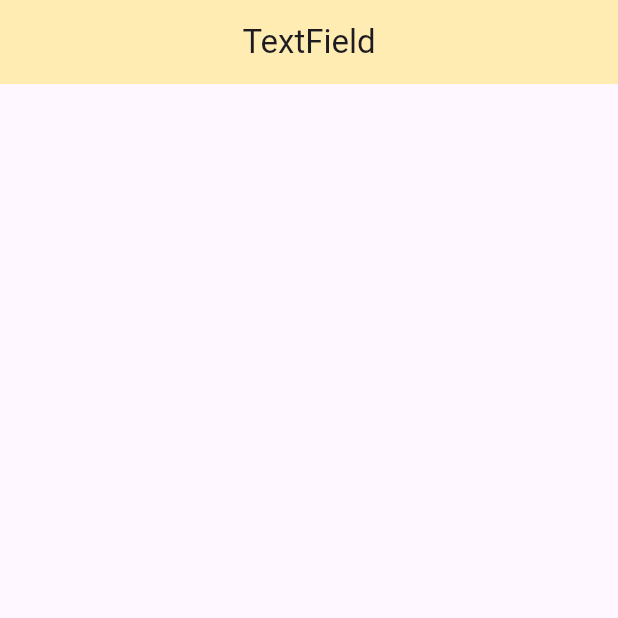
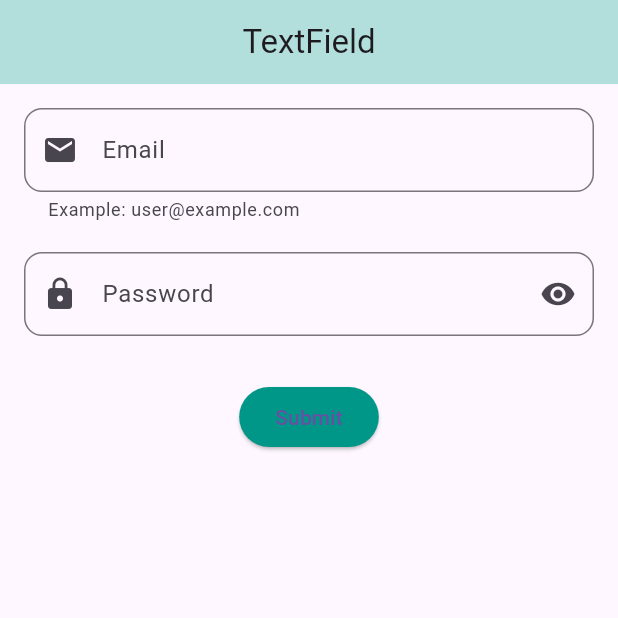
Before and after one commit to MuhammadAmirKhan-57/textfiled_example, a Flutter app: the screen it shows after launch, on a phone screen of 412 x 824 dp, the top half of it. Run offline on Flutter 3.47's test engine with Material 3 defaults, Android fonts, the phone set to English and light mode, and no system bars.

Commit message:
Textfield done

```diff
--- a/lib/textfield/textfield_example.dart
+++ b/lib/textfield/textfield_example.dart
@@ -1,7 +1,17 @@
 import 'package:flutter/material.dart';
 
-class TextFieldScreen extends StatelessWidget {
+class TextFieldScreen extends StatefulWidget {
   const TextFieldScreen({super.key});
+
+  @override
+  State<TextFieldScreen> createState() => _TextFieldScreenState();
+}
+
+class _TextFieldScreenState extends State<TextFieldScreen> {
+  final TextEditingController _emailController = TextEditingController();
+  final TextEditingController _passwordController = TextEditingController();
+
+  bool _obscurePassword = true;
 
   @override
   Widget build(BuildContext context) {
@@ -9,7 +19,65 @@ class TextFieldScreen extends StatelessWidget {
       appBar: AppBar(
         centerTitle: true,
         title: Text('TextField'),
-        backgroundColor: Colors.amber.shade100,
+        backgroundColor: Colors.teal.shade100,
+      ),
+      body: Padding(
+        padding: const EdgeInsets.all(16.0),
+        child: Column(
+          children: [
+            TextField(
+              controller: _emailController,
+              keyboardType: TextInputType.emailAddress,
+              decoration: InputDecoration(
+                labelText: "Email",
+                hintText: "Enter your email",
+                helperText: "Example: user@example.com",
+                prefixIcon: const Icon(Icons.email),
+                border: OutlineInputBorder(
+                  borderRadius: BorderRadius.circular(12),
+                ),
+              ),
+              onChanged: (value) {
+                debugPrint("Email: $value");
+              },
+            ),
+            const SizedBox(height: 20),
+            TextField(
+              controller: _passwordController,
+              obscureText: _obscurePassword,
+              decoration: InputDecoration(
+                labelText: "Password",
+                hintText: "Enter your password",
+                prefixIcon: const Icon(Icons.lock),
+                suffixIcon: IconButton(
+                  icon: Icon(
+                    _obscurePassword ? Icons.visibility : Icons.visibility_off,
+                  ),
+                  onPressed: () {
+                    setState(() {
+                      _obscurePassword = !_obscurePassword;
+                    });
+                  },
+                ),
+                border: OutlineInputBorder(
+                  borderRadius: BorderRadius.circular(12),
+                ),
+              ),
+              onChanged: (value) {
+                debugPrint("Password: $value");
+              },
+            ),
+            const SizedBox(height: 30),
+            ElevatedButton(
+              onPressed: () {
+                debugPrint("Final Email: ${_emailController.text}");
+                debugPrint("Final Password: ${_passwordController.text}");
+              },
+              style: ElevatedButton.styleFrom(backgroundColor: Colors.teal),
+              child: const Text("Submit"),
+            ),
+          ],
+        ),
       ),
     );
   }
```
